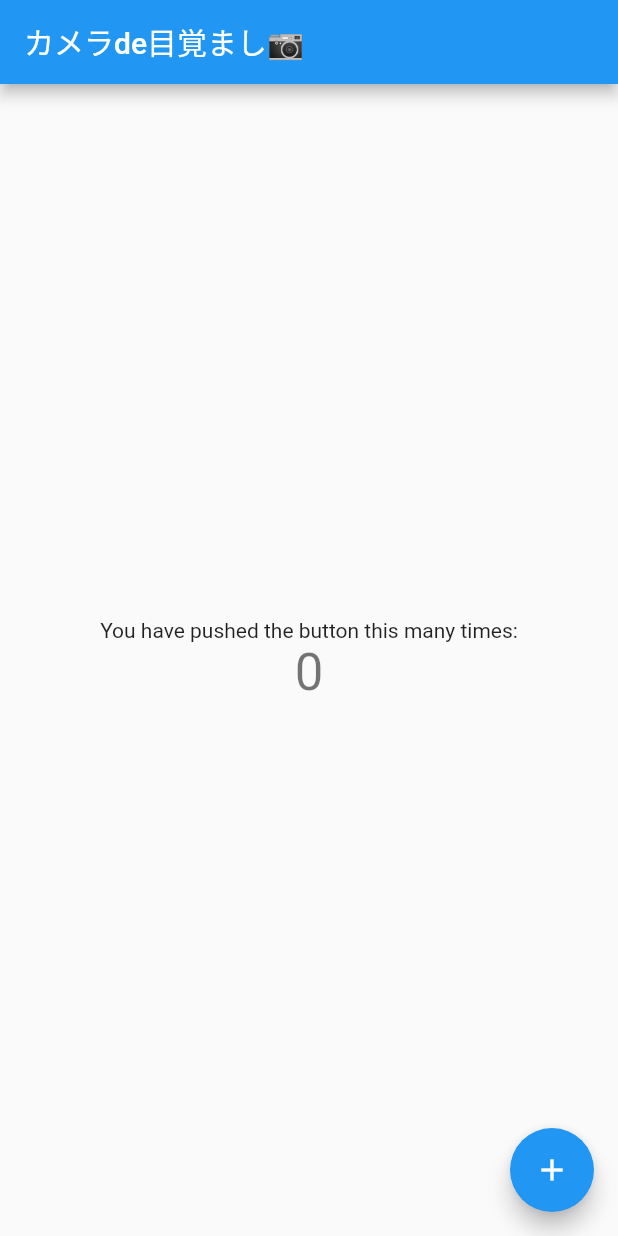
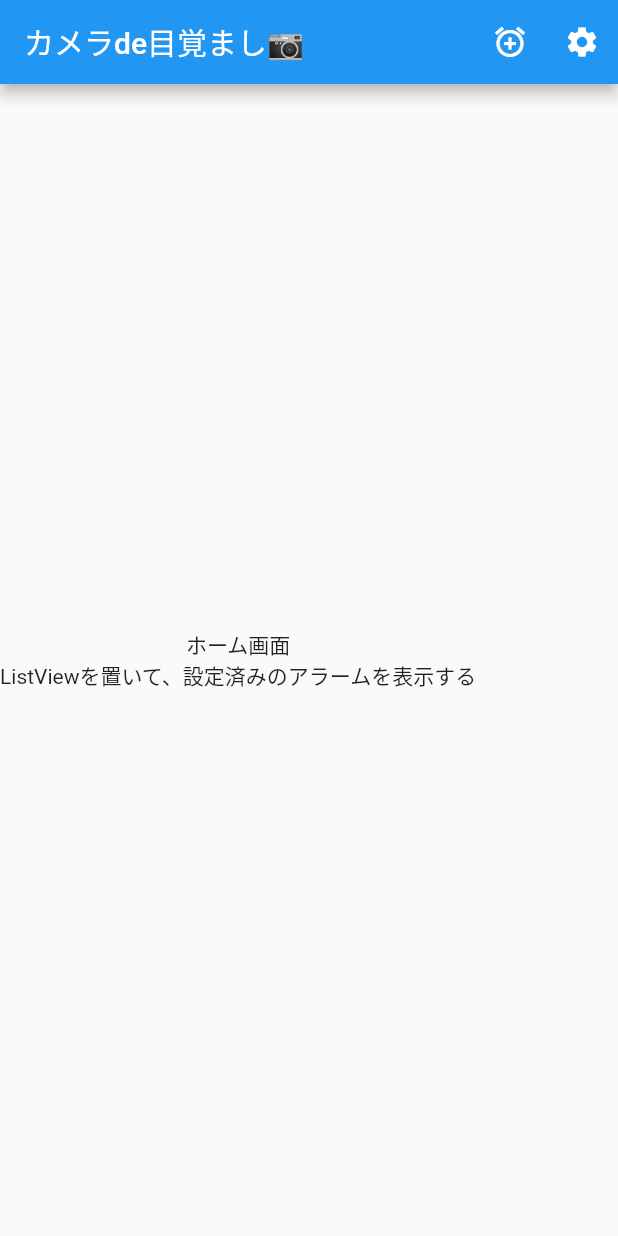
Before and after one commit to 06itsuki08/alarm_clock, a Flutter app: the screen it shows after launch, on a phone screen of 412 x 824 dp. Run offline on Flutter 3.47's test engine with Material 2 defaults, Android fonts, the phone set to English and light mode, and no system bars.

Commit message:
AppBarのボタン機能だけ追加

```diff
--- a/lib/main.dart
+++ b/lib/main.dart
@@ -1,3 +1,5 @@
+import 'package:alarm_clock/screen/mainmenu.dart';
+import 'package:alarm_clock/val/string.dart';
 import 'package:flutter/material.dart';
 
 void main() => runApp(MyApp());
@@ -6,58 +8,12 @@ class MyApp extends StatelessWidget {
   @override
   Widget build(BuildContext context) {
     return MaterialApp(
-      title: 'カメラde目覚まし📷',
+      title: title,
+      //テーマ　アプリの基本色を決めたりする
       theme: ThemeData(
         primarySwatch: Colors.blue,
       ),
-      home: MyHomePage(title: 'カメラde目覚まし📷'),
+      home: MainMenu(),
     );
   }
 }
-
-class MyHomePage extends StatefulWidget {
-  MyHomePage({Key key, this.title}) : super(key: key);
-
-  final String title;
-
-  @override
-  _MyHomePageState createState() => _MyHomePageState();
-}
-
-class _MyHomePageState extends State<MyHomePage> {
-  int _counter = 0;
-
-  void _incrementCounter() {
-    setState(() {
-      _counter++;
-    });
-  }
-
-  @override
-  Widget build(BuildContext context) {
-    return Scaffold(
-      appBar: AppBar(
-        title: Text(widget.title),
-      ),
-      body: Center(
-        child: Column(
-          mainAxisAlignment: MainAxisAlignment.center,
-          children: <Widget>[
-            Text(
-              'You have pushed the button this many times:',
-            ),
-            Text(
-              '$_counter',
-              style: Theme.of(context).textTheme.display1,
-            ),
-          ],
-        ),
-      ),
-      floatingActionButton: FloatingActionButton(
-        onPressed: _incrementCounter,
-        tooltip: 'Increment',
-        child: Icon(Icons.add),
-      ),
-    );
-  }
-}
--- /dev/null
+++ b/lib/screen/mainmenu.dart
@@ -0,0 +1,53 @@
+import 'package:flutter/cupertino.dart';
+import 'package:flutter/material.dart';
+import 'package:alarm_clock/val/string.dart';
+
+class MainMenu extends StatefulWidget{
+
+  MainMenu({Key key}):super(key:key);
+  @override
+  _MainMenuState createState()=>_MainMenuState();
+}
+
+class _MainMenuState extends State<MainMenu>{
+  String text='ホーム画面';
+  String yotei='ListViewを置いて、設定済みのアラームを表示する';
+  @override
+  Widget build(BuildContext context){
+    return Scaffold(
+      //AppBarはアプリのタイトルとかを表示してくれる領域のこと
+      appBar:AppBar(
+        title:Text(title),
+        actions: <Widget>[
+          //アイコンをそのままボタンにしてくれるWidget
+          //アイコン一覧は↓
+          //https://api.flutter.dev/flutter/material/Icons-class.html
+          IconButton(
+            icon:Icon(Icons.alarm_add),
+            //onPressed そのまんま押された時の動作を宣言するとこ
+            //setState 値を変更して画面を更新するよみたいな感じ
+            //画面の更新をかけないと表示上の数値は変わらない
+            onPressed:()=>setState((){
+              text='アラーム追加画面へ遷移する';
+            }),//
+          ),
+          IconButton(
+            icon: Icon(Icons.settings),
+            onPressed: ()=>setState((){
+              text='設定画面に遷移する';
+          }),)
+        ],
+      ),
+      //body アプリのメイン画面
+      //Column 子供になるパーツが全部縦に並んでくれる　子供はchildren にいれる
+      body:Column(
+        crossAxisAlignment: CrossAxisAlignment.center,
+        mainAxisAlignment: MainAxisAlignment.center,
+        children: <Widget>[
+          Text(text),
+          Text(yotei),
+        ],
+      ),
+    );
+  }
+}
--- /dev/null
+++ b/lib/val/color.dart
@@ -0,0 +1,6 @@
+//アプリ内で共通の使用色はここに宣言しておく
+//ボタンの色とか　文字の色とか
+//final Color 名前 =Colors.blue;
+// -> https://api.flutter.dev/flutter/material/Colors-class.html
+//final Color.fromRGBO(255,255,255,0);
+// -> RGBと透明度で指定するタイプ
--- /dev/null
+++ b/lib/val/string.dart
@@ -0,0 +1,3 @@
+//アプリ内でよく使用する文字はここに宣言する
+//final 型 名前="";
+final String title="カメラde目覚まし📷";
```
Also changed, not shown: pubspec.lock.
